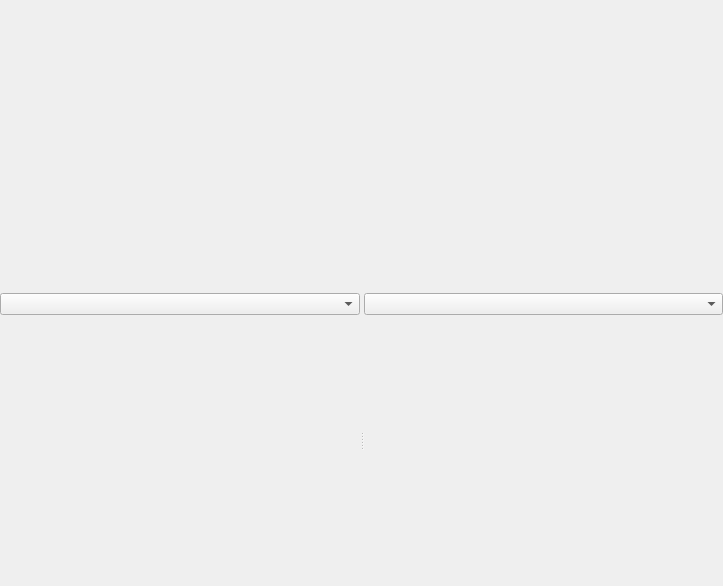
RemotelyChaotic/JOIPEngine, file src/Editor/EditorMainScreen.ui: the form before one commit.
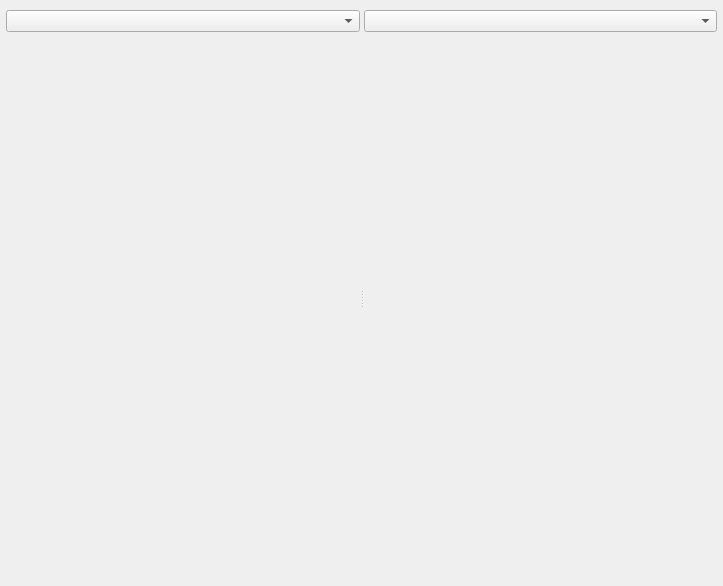
The form after the commit. Custom widgets are drawn as their Qt base class.

The edit to the form file:
```diff
--- a/src/Editor/EditorMainScreen.ui
+++ b/src/Editor/EditorMainScreen.ui
@@ -26,21 +26,20 @@
    <property name="bottomMargin">
     <number>0</number>
    </property>
-   <property name="spacing">
+   <property name="horizontalSpacing">
     <number>0</number>
    </property>
-   <item row="0" column="0">
-    <widget class="CEditorActionBar" name="pActionBar" native="true">
+   <property name="verticalSpacing">
+    <number>10</number>
+   </property>
+   <item row="1" column="0">
+    <widget class="QWidget" name="pMainWidget" native="true">
      <property name="sizePolicy">
-      <sizepolicy hsizetype="Preferred" vsizetype="Minimum">
+      <sizepolicy hsizetype="Preferred" vsizetype="Expanding">
        <horstretch>0</horstretch>
        <verstretch>0</verstretch>
       </sizepolicy>
      </property>
-    </widget>
-   </item>
-   <item row="1" column="0">
-    <widget class="QWidget" name="pMainWidget" native="true">
      <layout class="QGridLayout" name="gridLayout">
       <property name="leftMargin">
        <number>0</number>
@@ -63,10 +62,7 @@
          <enum>Qt::Horizontal</enum>
         </property>
         <widget class="QWidget" name="widget" native="true">
-         <layout class="QVBoxLayout" name="verticalLayout">
-          <property name="spacing">
-           <number>10</number>
-          </property>
+         <layout class="QGridLayout" name="gridLayout_3">
           <property name="leftMargin">
            <number>0</number>
           </property>
@@ -79,11 +75,14 @@
           <property name="bottomMargin">
            <number>0</number>
           </property>
-          <item>
-           <widget class="QComboBox" name="pLeftComboBox"/>
-          </item>
-          <item>
+          <item row="1" column="1">
            <widget class="QWidget" name="pLeftContainer" native="true">
+            <property name="sizePolicy">
+             <sizepolicy hsizetype="Expanding" vsizetype="Preferred">
+              <horstretch>0</horstretch>
+              <verstretch>0</verstretch>
+             </sizepolicy>
+            </property>
             <layout class="QVBoxLayout" name="verticalLayout_3">
              <property name="spacing">
               <number>0</number>
@@ -103,13 +102,23 @@
             </layout>
            </widget>
           </item>
+          <item row="0" column="1">
+           <widget class="QComboBox" name="pLeftComboBox"/>
+          </item>
+          <item row="0" column="0" rowspan="2">
+           <widget class="CEditorActionBar" name="pActionBarLeft" native="true">
+            <property name="sizePolicy">
+             <sizepolicy hsizetype="Minimum" vsizetype="Minimum">
+              <horstretch>0</horstretch>
+              <verstretch>0</verstretch>
+             </sizepolicy>
+            </property>
+           </widget>
+          </item>
          </layout>
         </widget>
         <widget class="QWidget" name="widget_2" native="true">
-         <layout class="QVBoxLayout" name="verticalLayout_2">
-          <property name="spacing">
-           <number>10</number>
-          </property>
+         <layout class="QGridLayout" name="gridLayout_4">
           <property name="leftMargin">
            <number>0</number>
           </property>
@@ -122,11 +131,14 @@
           <property name="bottomMargin">
            <number>0</number>
           </property>
-          <item>
-           <widget class="QComboBox" name="pRightComboBox"/>
-          </item>
-          <item>
+          <item row="1" column="0">
            <widget class="QWidget" name="pRightContainer" native="true">
+            <property name="sizePolicy">
+             <sizepolicy hsizetype="Expanding" vsizetype="Preferred">
+              <horstretch>0</horstretch>
+              <verstretch>0</verstretch>
+             </sizepolicy>
+            </property>
             <layout class="QVBoxLayout" name="verticalLayout_4">
              <property name="spacing">
               <number>0</number>
@@ -146,6 +158,19 @@
             </layout>
            </widget>
           </item>
+          <item row="0" column="0">
+           <widget class="QComboBox" name="pRightComboBox"/>
+          </item>
+          <item row="0" column="1" rowspan="2">
+           <widget class="CEditorActionBar" name="pActionBarRight" native="true">
+            <property name="sizePolicy">
+             <sizepolicy hsizetype="Minimum" vsizetype="Minimum">
+              <horstretch>0</horstretch>
+              <verstretch>0</verstretch>
+             </sizepolicy>
+            </property>
+           </widget>
+          </item>
          </layout>
         </widget>
        </widget>
@@ -153,6 +178,9 @@
      </layout>
     </widget>
    </item>
+   <item row="0" column="0">
+    <widget class="CEditorActionBar" name="pProjectActionBar" native="true"/>
+   </item>
   </layout>
  </widget>
  <customwidgets>
```
